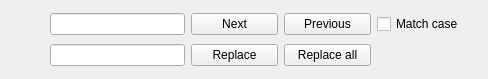
Old version of the form qutenote/src/FindAndReplaceWidget.ui in the repository d1vanov/quentier.
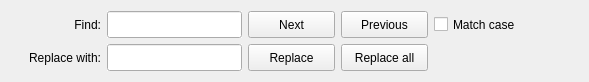
New version of the form. Icons and pictures are not drawn.

Commit message: Redesign the UI of FindAndReplaceWidget and fix its sizing problems

```diff
--- a/qutenote/src/FindAndReplaceWidget.ui
+++ b/qutenote/src/FindAndReplaceWidget.ui
@@ -6,12 +6,12 @@
    <rect>
     <x>0</x>
     <y>0</y>
-    <width>485</width>
+    <width>589</width>
     <height>79</height>
    </rect>
   </property>
   <property name="sizePolicy">
-   <sizepolicy hsizetype="Expanding" vsizetype="Preferred">
+   <sizepolicy hsizetype="Expanding" vsizetype="Minimum">
     <horstretch>0</horstretch>
     <verstretch>0</verstretch>
    </sizepolicy>
@@ -20,50 +20,24 @@
    <string>Form</string>
   </property>
   <layout class="QGridLayout" name="gridLayout">
-   <item row="0" column="0">
-    <widget class="QPushButton" name="closeButton">
-     <property name="sizePolicy">
-      <sizepolicy hsizetype="Minimum" vsizetype="Fixed">
-       <horstretch>0</horstretch>
-       <verstretch>0</verstretch>
-      </sizepolicy>
-     </property>
-     <property name="minimumSize">
-      <size>
-       <width>26</width>
-       <height>27</height>
-      </size>
-     </property>
-     <property name="icon">
-      <iconset theme="window-close">
-       <normaloff>.</normaloff>.</iconset>
-     </property>
-     <property name="iconSize">
-      <size>
-       <width>16</width>
-       <height>16</height>
-      </size>
-     </property>
-     <property name="flat">
-      <bool>true</bool>
-     </property>
-    </widget>
-   </item>
-   <item row="0" column="1">
-    <widget class="QLineEdit" name="findLineEdit">
-     <property name="minimumSize">
-      <size>
-       <width>135</width>
-       <height>0</height>
-      </size>
-     </property>
-     <property name="autoFillBackground">
-      <bool>true</bool>
-     </property>
-    </widget>
-   </item>
+   <property name="horizontalSpacing">
+    <number>6</number>
+   </property>
    <item row="0" column="2">
-    <widget class="QPushButton" name="findNextButton">
+    <widget class="QLineEdit" name="findLineEdit">
+     <property name="minimumSize">
+      <size>
+       <width>135</width>
+       <height>27</height>
+      </size>
+     </property>
+     <property name="autoFillBackground">
+      <bool>true</bool>
+     </property>
+    </widget>
+   </item>
+   <item row="1" column="5">
+    <widget class="QPushButton" name="replaceAllButton">
      <property name="sizePolicy">
       <sizepolicy hsizetype="Fixed" vsizetype="Fixed">
        <horstretch>0</horstretch>
@@ -73,28 +47,47 @@
      <property name="minimumSize">
       <size>
        <width>87</width>
-       <height>0</height>
+       <height>27</height>
       </size>
      </property>
      <property name="text">
-      <string>Next</string>
+      <string>Replace all</string>
      </property>
-     <property name="icon">
-      <iconset theme="go-down">
-       <normaloff>.</normaloff>.</iconset>
+    </widget>
+   </item>
+   <item row="1" column="2">
+    <widget class="QLineEdit" name="replaceLineEdit">
+     <property name="minimumSize">
+      <size>
+       <width>135</width>
+       <height>27</height>
+      </size>
      </property>
-     <property name="iconSize">
+     <property name="autoFillBackground">
+      <bool>true</bool>
+     </property>
+    </widget>
+   </item>
+   <item row="1" column="4">
+    <widget class="QPushButton" name="replaceButton">
+     <property name="sizePolicy">
+      <sizepolicy hsizetype="Fixed" vsizetype="Fixed">
+       <horstretch>0</horstretch>
+       <verstretch>0</verstretch>
+      </sizepolicy>
+     </property>
+     <property name="minimumSize">
       <size>
-       <width>16</width>
-       <height>16</height>
+       <width>87</width>
+       <height>27</height>
       </size>
      </property>
-     <property name="shortcut">
-      <string>Ctrl+S</string>
+     <property name="text">
+      <string>Replace</string>
      </property>
     </widget>
    </item>
-   <item row="0" column="3">
+   <item row="0" column="5">
     <widget class="QPushButton" name="findPreviousButton">
      <property name="sizePolicy">
       <sizepolicy hsizetype="Fixed" vsizetype="Fixed">
@@ -105,7 +98,7 @@
      <property name="minimumSize">
       <size>
        <width>87</width>
-       <height>0</height>
+       <height>27</height>
       </size>
      </property>
      <property name="text">
@@ -126,12 +119,12 @@
      </property>
     </widget>
    </item>
-   <item row="0" column="4">
+   <item row="0" column="6">
     <widget class="QCheckBox" name="matchCaseCheckBox">
      <property name="minimumSize">
       <size>
        <width>100</width>
-       <height>0</height>
+       <height>27</height>
       </size>
      </property>
      <property name="text">
@@ -139,78 +132,97 @@
      </property>
     </widget>
    </item>
+   <item row="0" column="7">
+    <spacer name="topRightHorizontalSpacer">
+     <property name="orientation">
+      <enum>Qt::Horizontal</enum>
+     </property>
+     <property name="sizeHint" stdset="0">
+      <size>
+       <width>0</width>
+       <height>27</height>
+      </size>
+     </property>
+    </spacer>
+   </item>
+   <item row="0" column="8">
+    <widget class="QPushButton" name="closeButton">
+     <property name="sizePolicy">
+      <sizepolicy hsizetype="Minimum" vsizetype="Fixed">
+       <horstretch>0</horstretch>
+       <verstretch>0</verstretch>
+      </sizepolicy>
+     </property>
+     <property name="minimumSize">
+      <size>
+       <width>26</width>
+       <height>27</height>
+      </size>
+     </property>
+     <property name="icon">
+      <iconset theme="window-close">
+       <normaloff>.</normaloff>.</iconset>
+     </property>
+     <property name="iconSize">
+      <size>
+       <width>16</width>
+       <height>16</height>
+      </size>
+     </property>
+     <property name="shortcut">
+      <string>Esc</string>
+     </property>
+     <property name="flat">
+      <bool>true</bool>
+     </property>
+    </widget>
+   </item>
+   <item row="0" column="0">
+    <widget class="QLabel" name="findLabel">
+     <property name="sizePolicy">
+      <sizepolicy hsizetype="Minimum" vsizetype="Preferred">
+       <horstretch>0</horstretch>
+       <verstretch>0</verstretch>
+      </sizepolicy>
+     </property>
+     <property name="minimumSize">
+      <size>
+       <width>40</width>
+       <height>26</height>
+      </size>
+     </property>
+     <property name="text">
+      <string>Find:</string>
+     </property>
+     <property name="alignment">
+      <set>Qt::AlignRight|Qt::AlignTrailing|Qt::AlignVCenter</set>
+     </property>
+     <property name="margin">
+      <number>5</number>
+     </property>
+    </widget>
+   </item>
    <item row="1" column="0">
-    <spacer name="leftHorizontalSpacer">
-     <property name="orientation">
-      <enum>Qt::Horizontal</enum>
-     </property>
-     <property name="sizeType">
-      <enum>QSizePolicy::Fixed</enum>
-     </property>
-     <property name="sizeHint" stdset="0">
-      <size>
-       <width>33</width>
-       <height>17</height>
-      </size>
-     </property>
-    </spacer>
-   </item>
-   <item row="1" column="1">
-    <widget class="QLineEdit" name="replaceLineEdit">
+    <widget class="QLabel" name="replaceLabel">
      <property name="minimumSize">
       <size>
-       <width>135</width>
-       <height>0</height>
+       <width>90</width>
+       <height>26</height>
       </size>
      </property>
-     <property name="autoFillBackground">
-      <bool>true</bool>
-     </property>
-    </widget>
-   </item>
-   <item row="1" column="2">
-    <widget class="QPushButton" name="replaceButton">
-     <property name="sizePolicy">
-      <sizepolicy hsizetype="Fixed" vsizetype="Fixed">
-       <horstretch>0</horstretch>
-       <verstretch>0</verstretch>
-      </sizepolicy>
-     </property>
-     <property name="minimumSize">
-      <size>
-       <width>87</width>
-       <height>0</height>
-      </size>
-     </property>
      <property name="text">
-      <string>Replace</string>
+      <string>Replace with:</string>
      </property>
-     <property name="shortcut">
-      <string>Ctrl+Shift+R</string>
+     <property name="alignment">
+      <set>Qt::AlignRight|Qt::AlignTrailing|Qt::AlignVCenter</set>
      </property>
-    </widget>
-   </item>
-   <item row="1" column="3">
-    <widget class="QPushButton" name="replaceAllButton">
-     <property name="sizePolicy">
-      <sizepolicy hsizetype="Fixed" vsizetype="Fixed">
-       <horstretch>0</horstretch>
-       <verstretch>0</verstretch>
-      </sizepolicy>
+     <property name="margin">
+      <number>5</number>
      </property>
-     <property name="minimumSize">
-      <size>
-       <width>87</width>
-       <height>0</height>
-      </size>
-     </property>
-     <property name="text">
-      <string>Replace all</string>
-     </property>
     </widget>
    </item>
-   <item row="1" column="4">
-    <spacer name="rightHorizontalSpacer">
+   <item row="1" column="6" colspan="3">
+    <spacer name="bottomRightHorizontalSpacer">
      <property name="orientation">
       <enum>Qt::Horizontal</enum>
      </property>
@@ -220,11 +232,40 @@
      <property name="sizeHint" stdset="0">
       <size>
        <width>97</width>
-       <height>17</height>
+       <height>27</height>
       </size>
      </property>
     </spacer>
    </item>
+   <item row="0" column="4">
+    <widget class="QPushButton" name="findNextButton">
+     <property name="sizePolicy">
+      <sizepolicy hsizetype="Fixed" vsizetype="Fixed">
+       <horstretch>0</horstretch>
+       <verstretch>0</verstretch>
+      </sizepolicy>
+     </property>
+     <property name="minimumSize">
+      <size>
+       <width>87</width>
+       <height>27</height>
+      </size>
+     </property>
+     <property name="text">
+      <string>Next</string>
+     </property>
+     <property name="icon">
+      <iconset theme="go-down">
+       <normaloff>.</normaloff>.</iconset>
+     </property>
+     <property name="iconSize">
+      <size>
+       <width>16</width>
+       <height>16</height>
+      </size>
+     </property>
+    </widget>
+   </item>
   </layout>
  </widget>
  <tabstops>
```
Left out of the diff: 4 changed lines with no effect on the pictures. The commit also changes 4 other files.
